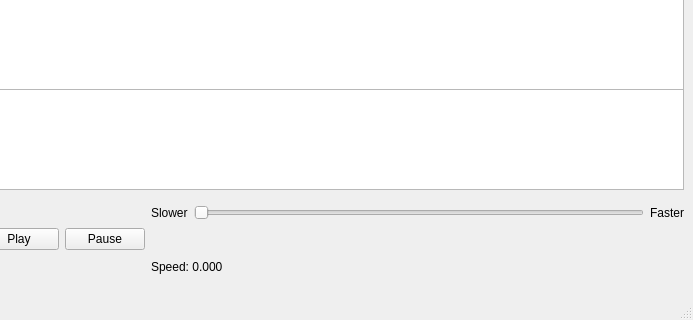
The window that Life/lifewindow.ui (ramirez-gabriela27/life) describes before a commit, drawn with Qt 5; both pictures show x 107 to 800 and y 280 to 600 of the 800 by 600 pixel window.
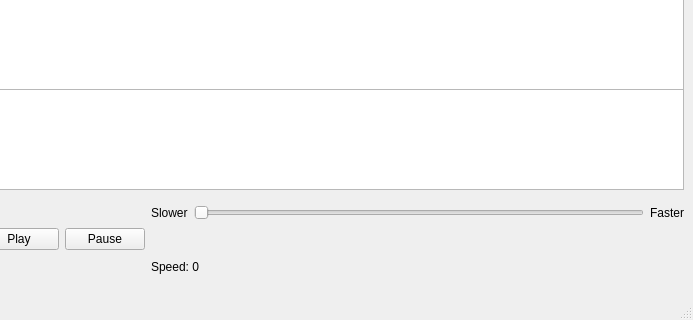
The same window after the commit.

Commit message:
Implemented Speed Label
Added functionality to speed label so that text updates when slider is moved

Diff of the .ui file:
```diff
--- a/Life/lifewindow.ui
+++ b/Life/lifewindow.ui
@@ -75,7 +75,7 @@
        <item>
         <widget class="QLabel" name="speed_label">
          <property name="text">
-          <string>Speed: 0.000</string>
+          <string>Speed: 0</string>
          </property>
         </widget>
        </item>
```
Left out of the diff: 2 changed lines with no effect on the pictures. The commit also changes 10 other files.
